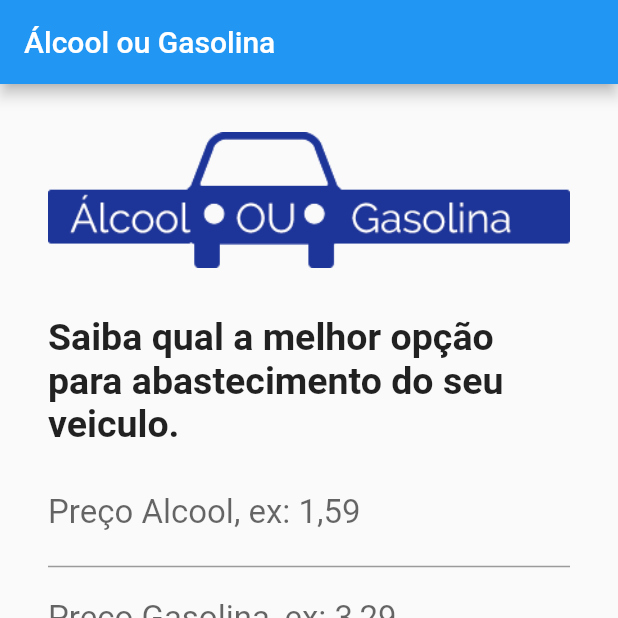
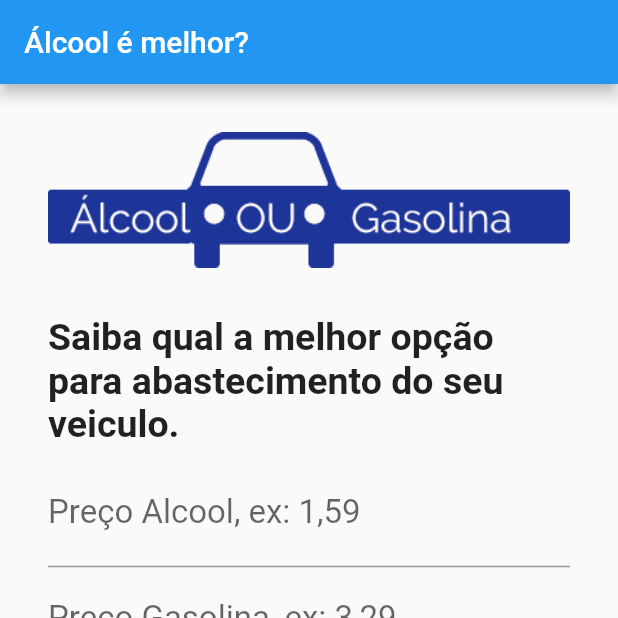
Before and after one commit to PedroShimpa/alcool-ou-gasolina-flutter, a Flutter app: the screen it shows after launch, on a phone screen of 412 x 824 dp, the top half of it. Run offline on Flutter 3.47's test engine with Material 2 defaults, Android fonts, the light colour scheme and no system bars.

Commit message:
Update alcool_gasolina.dart

```diff
--- a/lib/alcool_gasolina.dart
+++ b/lib/alcool_gasolina.dart
@@ -30,9 +30,9 @@ class _AlcoolGasolinaState extends State<AlcoolGasolina> {
 
   void calculaPreco(precoAlcool, precoGasolina) {
     if ((precoAlcool / precoGasolina) >= 0.7) {
-      changeResultado("Abasteça com Gasolina.");
+      changeResultado("Vai de gasolina mesmo.");
     } else {
-      changeResultado("Abasteça com Álcool.");
+      changeResultado("ÁLCOOL É MELHOR!");
     }
   }
 
@@ -45,7 +45,7 @@ class _AlcoolGasolinaState extends State<AlcoolGasolina> {
   Widget build(BuildContext context) {
     return Scaffold(
       appBar: AppBar(
-        title: Text("Álcool ou Gasolina"),
+        title: Text("Álcool é melhor?"),
         backgroundColor: Colors.blue,
       ),
       body: Container(
```
